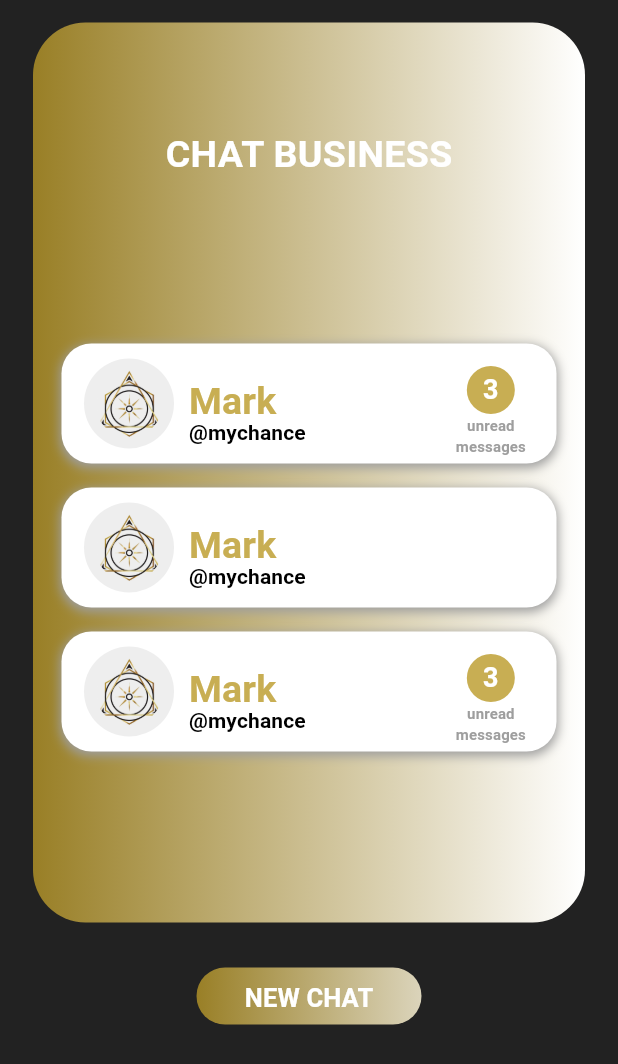
After one commit to kize1509/mychance, a Flutter app: the MessangerScreen screen opened directly, on a phone screen of 412 x 824 dp. The commit adds this screen. Shown: the top 1064 px of the screen. Run offline on Flutter 3.47's test engine with Material 3 defaults, Android fonts, the phone set to English and light mode, and no system bars; our stand-ins replace chewie, image_picker, video_player; missing offline and left inert: ffmpeg_kit_flutter_https_gpl; network calls fail.

Commit message:
messanger screen work

```diff
--- a/frontend-mychance/lib/screens/confirm_screen.dart
+++ b/frontend-mychance/lib/screens/confirm_screen.dart
@@ -32,7 +32,7 @@ class _ConfirmScreenState extends State<ConfirmScreen> {
     double frameRate = 30.0;
 
     Directory tempDir = await getTemporaryDirectory();
-    String outputPath = '${tempDir.path}/compressed_video7.mp4';
+    String outputPath = '${tempDir.path}/video1.mp4';
 
     String command =
         "-i $videoPath -c:v libx264 -b:v $videoBitrate -c:a aac -b:a $audioBitrate -strict experimental -ac $audioChannels -vf 'scale=$maxWidth:$maxHeight' -r $frameRate $outputPath";
@@ -58,7 +58,7 @@ class _ConfirmScreenState extends State<ConfirmScreen> {
 
   Future<void> uploadVideoToServer(File videoFile) async {
     try {
-      var uploadUrl = Uri.parse('http://ceca.ddns.net/data/single?id=1');
+      var uploadUrl = Uri.parse('http://ceca.ddns.net:51000/data/single');
 
       var request = http.MultipartRequest('POST', uploadUrl);
 
--- a/frontend-mychance/lib/screens/feed_screen.dart
+++ b/frontend-mychance/lib/screens/feed_screen.dart
@@ -47,8 +47,8 @@ class _FeedScreenState extends State<FeedScreen> {
       loadList.add(videoList[i]);
     }
     videoPlayerController = loadList
-        .map((videoUrl) => VideoPlayerController.networkUrl(
-            Uri.parse('http://ceca.ddns.net/hls/$videoUrl/stream.m3u8?id=1')))
+        .map((videoUrl) => VideoPlayerController.networkUrl(Uri.parse(
+            'http://ceca.ddns.net:80/hls/$videoUrl/stream.m3u8?id=1')))
         .toList();
 
     await videoPlayerController[0].initialize();
@@ -66,7 +66,8 @@ class _FeedScreenState extends State<FeedScreen> {
                 autoInitialize: true,
                 allowedScreenSleep: false,
                 hideControlsTimer: const Duration(seconds: 2),
-            ),
+                showControlsOnInitialize: false,
+                showOptions: false),
           )
           .toList();
     } else {
@@ -82,7 +83,8 @@ class _FeedScreenState extends State<FeedScreen> {
                 autoInitialize: true,
                 allowedScreenSleep: false,
                 hideControlsTimer: const Duration(seconds: 2),
-            ),
+                showControlsOnInitialize: false,
+                showOptions: false),
           )
           .toList());
     }
@@ -115,7 +117,7 @@ class _FeedScreenState extends State<FeedScreen> {
   @override
   Widget build(BuildContext context) {
     return Scaffold(
-      backgroundColor: Colors.black87,
+      backgroundColor: Colors.black,
       body: Column(
         mainAxisAlignment: MainAxisAlignment.start,
         children: [
--- a/frontend-mychance/lib/screens/main_screen.dart
+++ b/frontend-mychance/lib/screens/main_screen.dart
@@ -1,6 +1,7 @@
 import 'package:flutter/cupertino.dart';
 import 'package:flutter/material.dart';
 import 'package:mychance/screens/feed_screen.dart';
+import 'package:mychance/screens/messanger_screen.dart';
 import 'package:mychance/screens/profile_screen.dart';
 
 class MainScreen extends StatefulWidget {
@@ -14,7 +15,7 @@ class _MainScreenState extends State<MainScreen> {
   int pageId = 2;
 
   final pages = [
-    const Text('Messages'),
+    const MessangerScreen(),
     const Text('Trending'),
     const FeedScreen(),
     const Text('Most funded'),
@@ -26,13 +27,17 @@ class _MainScreenState extends State<MainScreen> {
     return Scaffold(
       bottomNavigationBar: Container(
         height: 56,
-        decoration: const BoxDecoration(color: Colors.black87),
+        decoration: const BoxDecoration(color: Colors.black),
         child: Container(
           decoration: const BoxDecoration(
             borderRadius: BorderRadius.only(
               topLeft: Radius.circular(20.0),
               topRight: Radius.circular(20.0),
             ),
+            border: Border(
+                top: BorderSide(
+              color: Colors.white,
+            )),
             color: Colors.black,
           ),
           child: BottomNavigationBar(
--- /dev/null
+++ b/frontend-mychance/lib/screens/messanger_screen.dart
@@ -0,0 +1,196 @@
+import 'package:flutter/material.dart';
+
+class MessangerScreen extends StatefulWidget {
+  const MessangerScreen({super.key});
+
+  @override
+  State<MessangerScreen> createState() => _MessangerScreenState();
+}
+
+class _MessangerScreenState extends State<MessangerScreen> {
+  @override
+  Widget build(BuildContext context) {
+    return Scaffold(
+      backgroundColor: Colors.black87,
+      body: Column(
+        children: [
+          Padding(
+            padding: const EdgeInsets.only(top: 15, left: 22, right: 22),
+            child: Container(
+              width: 500,
+              height: 600,
+              decoration: BoxDecoration(
+                borderRadius: BorderRadius.circular(35),
+                gradient: const LinearGradient(
+                  begin: Alignment.centerLeft,
+                  end: Alignment.centerRight,
+                  colors: [Color.fromRGBO(153, 127, 38, 1), Colors.white],
+                ),
+              ),
+              child: Column(
+                children: [
+                  const SizedBox(
+                    height: 70,
+                  ),
+                  const Text(
+                    'CHAT BUSINESS',
+                    style: TextStyle(
+                      color: Colors.white,
+                      fontWeight: FontWeight.bold,
+                      fontSize: 25,
+                    ),
+                  ),
+                  const SizedBox(
+                    height: 100,
+                  ),
+                  chat(true),
+                  chat(false),
+                  chat(true),
+                ],
+              ),
+            ),
+          ),
+          const SizedBox(
+            height: 30,
+          ),
+          Container(
+            width: 150,
+            height: 38,
+            decoration: BoxDecoration(
+              borderRadius: BorderRadius.circular(30),
+              gradient: const LinearGradient(
+                begin: Alignment.centerLeft,
+                end: Alignment.centerRight,
+                colors: [
+                  Color.fromRGBO(153, 127, 38, 1),
+                  Color.fromRGBO(219, 212, 187, 1)
+                ],
+              ),
+            ),
+            child: Center(
+              child: TextButton(
+                onPressed: () {},
+                child: const Text(
+                  'NEW CHAT',
+                  style: TextStyle(
+                      color: Colors.white,
+                      fontWeight: FontWeight.bold,
+                      fontSize: 17),
+                ),
+              ),
+            ),
+          ),
+        ],
+      ),
+    );
+  }
+
+  Widget chat(unread) => TextButton(
+        onPressed: () {},
+        child: Container(
+          height: 80,
+          width: 330,
+          decoration: BoxDecoration(
+            borderRadius: BorderRadius.circular(20),
+            color: Colors.white,
+            boxShadow: const [
+              BoxShadow(
+                color: Colors.grey,
+                offset: Offset(0.0, 2.0),
+                blurRadius: 5.0,
+                spreadRadius: 1.0,
+              ),
+            ],
+          ),
+          child: Row(
+            children: [
+              Padding(
+                padding: const EdgeInsets.only(left: 15),
+                child: CircleAvatar(
+                  radius: 30,
+                  backgroundColor: Colors.grey[200],
+                  child: ClipOval(
+                    child: SizedBox(
+                      width: 45,
+                      height: 45,
+                      child: Image.asset(
+                        'images/myChanceLogo_white.png',
+                        fit: BoxFit.cover,
+                      ),
+                    ),
+                  ),
+                ),
+              ),
+              const Padding(
+                padding: EdgeInsets.only(left: 10, top: 10, right: 100),
+                child: Stack(
+                  alignment: Alignment.topLeft,
+                  children: [
+                    Text(
+                      'Mark',
+                      style: TextStyle(
+                          color: Color.fromRGBO(200, 174, 83, 1),
+                          fontWeight: FontWeight.bold,
+                          fontSize: 25),
+                    ),
+                    Padding(
+                      padding: EdgeInsets.only(top: 28),
+                      child: Text(
+                        '@mychance',
+                        style: TextStyle(
+                          color: Colors.black,
+                          fontWeight: FontWeight.bold,
+                        ),
+                      ),
+                    ),
+                  ],
+                ),
+              ),
+              unread
+                  ? Padding(
+                      padding: const EdgeInsets.only(top: 15),
+                      child: Column(
+                        children: [
+                          Container(
+                            height: 32,
+                            width: 32,
+                            decoration: BoxDecoration(
+                              borderRadius: BorderRadius.circular(30),
+                              color: const Color.fromRGBO(200, 174, 83, 1),
+                            ),
+                            child: const Center(
+                              child: Text(
+                                '3',
+                                style: TextStyle(
+                                  color: Colors.white,
+                                  fontSize: 18,
+                                  fontWeight: FontWeight.bold,
+                                ),
+                              ),
+                            ),
+                          ),
+                          const Text(
+                            'unread',
+                            style: TextStyle(
+                              color: Colors.grey,
+                              fontSize: 10,
+                              fontWeight: FontWeight.bold,
+                            ),
+                          ),
+                          const Text(
+                            'messages',
+                            style: TextStyle(
+                              color: Colors.grey,
+                              fontSize: 10,
+                              fontWeight: FontWeight.bold,
+                            ),
+                          ),
+                        ],
+                      ),
+                    )
+                  : Container(),
+            ],
+          ),
+        ),
+      );
+}
```
Lines whose indentation alone changed are shown as unchanged.
